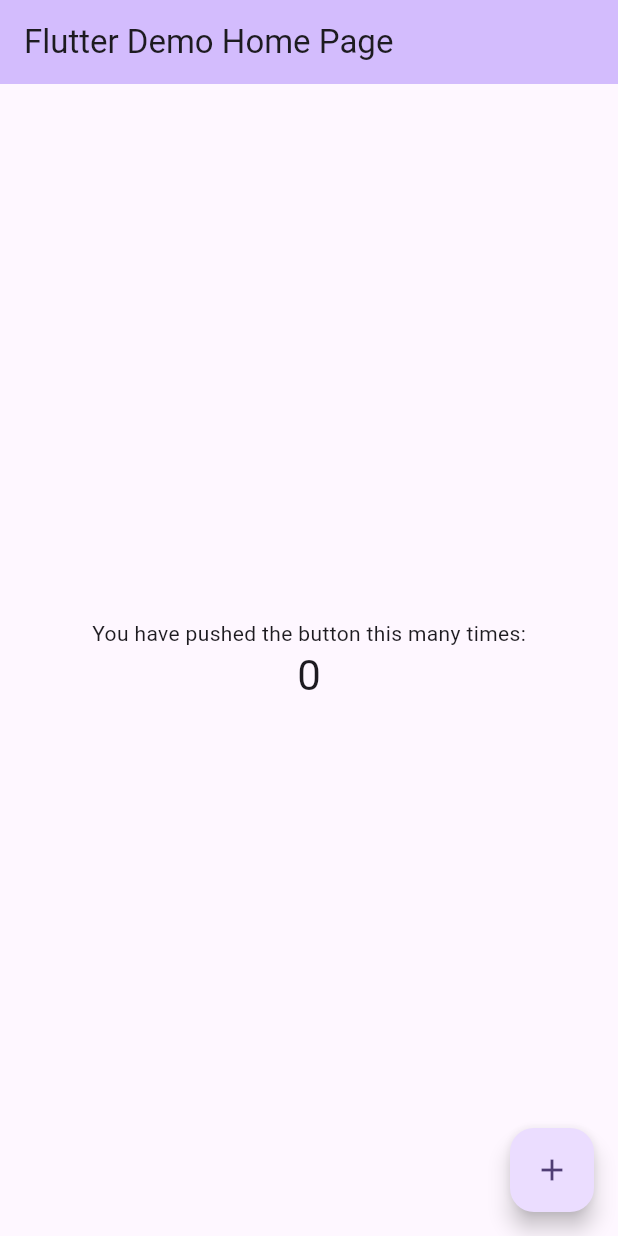
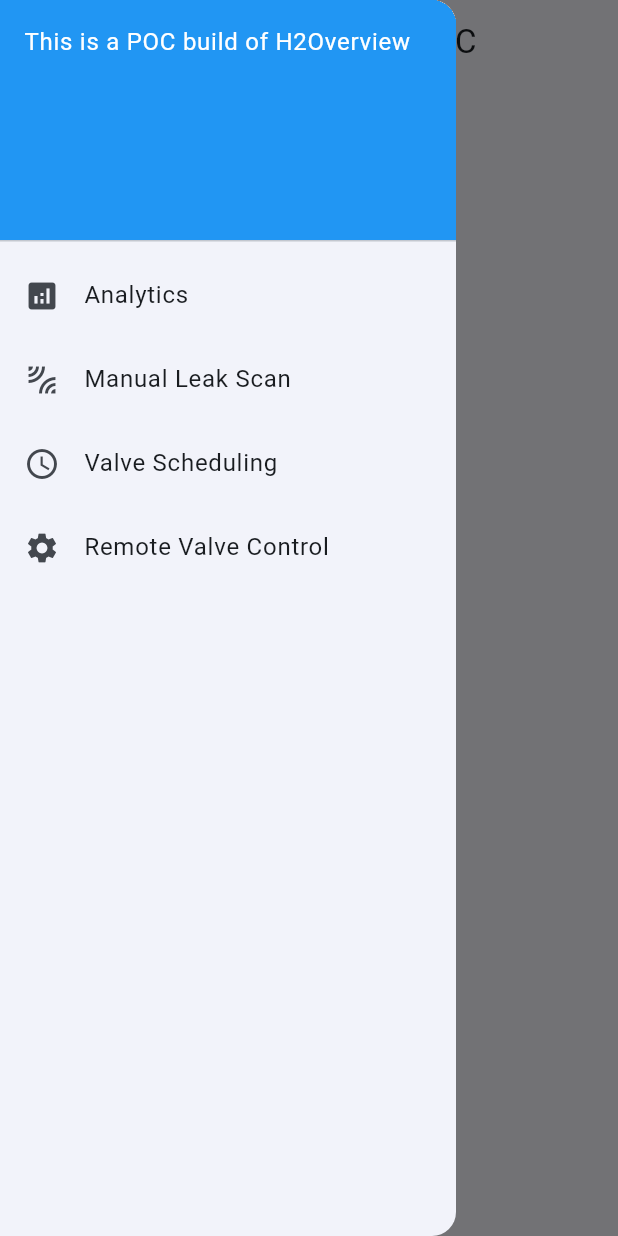
Before and after one commit to Qubits-01/h2overview-client, a Flutter app: the screen it shows after launch, with the side drawer open (before the commit the screen has no drawer), on a phone screen of 412 x 824 dp. Run offline on Flutter 3.47's test engine with Material 3 defaults, Android fonts, the phone set to English and light mode, and no system bars; our stand-ins replace firebase_core; accounts and stored records are empty.

Commit message:
dev: foundational feature set dir and UI/UX

```diff
--- /dev/null
+++ b/lib/features/analytics/analytics_screen.dart
@@ -0,0 +1,17 @@
+import 'package:flutter/material.dart';
+
+class AnalyticsScreen extends StatelessWidget {
+  const AnalyticsScreen({super.key});
+
+  @override
+  Widget build(BuildContext context) {
+    return Scaffold(
+      appBar: AppBar(
+        title: const Text('Analytics'),
+      ),
+      body: const Center(
+        child: Text('Analytics Screen'),
+      ),
+    );
+  }
+}
--- /dev/null
+++ b/lib/features/home_screen.dart
@@ -0,0 +1,75 @@
+import 'package:flutter/material.dart';
+import 'package:flutter/widgets.dart';
+
+import 'analytics/analytics_screen.dart';
+import 'manual_leak_scan/manual_leak_scan_screen.dart';
+import 'remote_valve_control/remote_valve_control_screen.dart';
+import 'valve_scheduling/valve_scheduling_screen.dart';
+
+class HomeScreen extends StatelessWidget {
+  const HomeScreen({super.key});
+
+  @override
+  Widget build(BuildContext context) {
+    return Scaffold(
+      appBar: AppBar(
+        title: const Text('H2Overview FE + BE POC'),
+      ),
+      drawer: Drawer(
+        child: ListView(
+          padding: EdgeInsets.zero,
+          children: <Widget>[
+            const DrawerHeader(
+              decoration: BoxDecoration(
+                color: Colors.blue,
+              ),
+              child: Text(
+                'This is a POC build of H2Overview',
+                style: TextStyle(color: Colors.white),
+              ),
+            ),
+            ListTile(
+              leading: const Icon(Icons.analytics),
+              title: const Text('Analytics'),
+              onTap: () {
+                Navigator.push(context, MaterialPageRoute(builder: (context) {
+                  return const AnalyticsScreen();
+                }));
+              },
+            ),
+            ListTile(
+              leading: const Icon(Icons.leak_add),
+              title: const Text('Manual Leak Scan'),
+              onTap: () {
+                Navigator.push(context, MaterialPageRoute(builder: (context) {
+                  return const ManualLeakScanScreen();
+                }));
+              },
+            ),
+            ListTile(
+              leading: const Icon(Icons.schedule),
+              title: const Text('Valve Scheduling'),
+              onTap: () {
+                Navigator.push(context, MaterialPageRoute(builder: (context) {
+                  return const ValveSchedulingScreen();
+                }));
+              },
+            ),
+            ListTile(
+              leading: const Icon(Icons.settings),
+              title: const Text('Remote Valve Control'),
+              onTap: () {
+                Navigator.push(context, MaterialPageRoute(builder: (context) {
+                  return const RemoteValveControlScreen();
+                }));
+              },
+            ),
+          ],
+        ),
+      ),
+      body: Center(
+        child: Text('Hello, World!'),
+      ),
+    );
+  }
+}
--- /dev/null
+++ b/lib/features/manual_leak_scan/manual_leak_scan_screen.dart
@@ -0,0 +1,17 @@
+import 'package:flutter/material.dart';
+
+class ManualLeakScanScreen extends StatelessWidget {
+  const ManualLeakScanScreen({super.key});
+
+  @override
+  Widget build(BuildContext context) {
+    return Scaffold(
+      appBar: AppBar(
+        title: const Text('Manual Leak Scan'),
+      ),
+      body: const Center(
+        child: Text('Manual Leak Scan Screen'),
+      ),
+    );
+  }
+}
--- /dev/null
+++ b/lib/features/remote_valve_control/remote_valve_control_screen.dart
@@ -0,0 +1,17 @@
+import 'package:flutter/material.dart';
+
+class RemoteValveControlScreen extends StatelessWidget {
+  const RemoteValveControlScreen({super.key});
+
+  @override
+  Widget build(BuildContext context) {
+    return Scaffold(
+      appBar: AppBar(
+        title: const Text('Remote Valve Control'),
+      ),
+      body: const Center(
+        child: Text('Remote Valve Control Screen'),
+      ),
+    );
+  }
+}
--- /dev/null
+++ b/lib/features/valve_scheduling/valve_scheduling_screen.dart
@@ -0,0 +1,17 @@
+import 'package:flutter/material.dart';
+
+class ValveSchedulingScreen extends StatelessWidget {
+  const ValveSchedulingScreen({super.key});
+
+  @override
+  Widget build(BuildContext context) {
+    return Scaffold(
+      appBar: AppBar(
+        title: const Text('Valve Scheduling'),
+      ),
+      body: const Center(
+        child: Text('Valve Scheduling Screen'),
+      ),
+    );
+  }
+}
--- a/lib/main.dart
+++ b/lib/main.dart
@@ -1,125 +1,28 @@
+import 'package:firebase_core/firebase_core.dart';
 import 'package:flutter/material.dart';
+import 'package:h2overview/firebase_options.dart';
 
-void main() {
-  runApp(const MyApp());
+import 'features/home_screen.dart';
+
+Future<void> main() async {
+  WidgetsFlutterBinding.ensureInitialized();
+  await Firebase.initializeApp(options: DefaultFirebaseOptions.currentPlatform);
+
+  runApp(const H2OverviewApp());
 }
 
-class MyApp extends StatelessWidget {
-  const MyApp({super.key});
+class H2OverviewApp extends StatelessWidget {
+  const H2OverviewApp({super.key});
 
-  // This widget is the root of your application.
   @override
   Widget build(BuildContext context) {
     return MaterialApp(
-      title: 'Flutter Demo',
+      title: 'H2Overview',
       theme: ThemeData(
-        // This is the theme of your application.
-        //
-        // TRY THIS: Try running your application with "flutter run". You'll see
-        // the application has a purple toolbar. Then, without quitting the app,
-        // try changing the seedColor in the colorScheme below to Colors.green
-        // and then invoke "hot reload" (save your changes or press the "hot
-        // reload" button in a Flutter-supported IDE, or press "r" if you used
-        // the command line to start the app).
-        //
-        // Notice that the counter didn't reset back to zero; the application
-        // state is not lost during the reload. To reset the state, use hot
-        // restart instead.
-        //
-        // This works for code too, not just values: Most code changes can be
-        // tested with just a hot reload.
-        colorScheme: ColorScheme.fromSeed(seedColor: Colors.deepPurple),
+        colorScheme: ColorScheme.fromSeed(seedColor: Colors.blue),
         useMaterial3: true,
       ),
-      home: const MyHomePage(title: 'Flutter Demo Home Page'),
+      home: const HomeScreen(),
     );
   }
 }
-
-class MyHomePage extends StatefulWidget {
-  const MyHomePage({super.key, required this.title});
-
-  // This widget is the home page of your application. It is stateful, meaning
-  // that it has a State object (defined below) that contains fields that affect
-  // how it looks.
-
-  // This class is the configuration for the state. It holds the values (in this
-  // case the title) provided by the parent (in this case the App widget) and
-  // used by the build method of the State. Fields in a Widget subclass are
-  // always marked "final".
-
-  final String title;
-
-  @override
-  State<MyHomePage> createState() => _MyHomePageState();
-}
-
-class _MyHomePageState extends State<MyHomePage> {
-  int _counter = 0;
-
-  void _incrementCounter() {
-    setState(() {
-      // This call to setState tells the Flutter framework that something has
-      // changed in this State, which causes it to rerun the build method below
-      // so that the display can reflect the updated values. If we changed
-      // _counter without calling setState(), then the build method would not be
-      // called again, and so nothing would appear to happen.
-      _counter++;
-    });
-  }
-
-  @override
-  Widget build(BuildContext context) {
-    // This method is rerun every time setState is called, for instance as done
-    // by the _incrementCounter method above.
-    //
-    // The Flutter framework has been optimized to make rerunning build methods
-    // fast, so that you can just rebuild anything that needs updating rather
-    // than having to individually change instances of widgets.
-    return Scaffold(
-      appBar: AppBar(
-        // TRY THIS: Try changing the color here to a specific color (to
-        // Colors.amber, perhaps?) and trigger a hot reload to see the AppBar
-        // change color while the other colors stay the same.
-        backgroundColor: Theme.of(context).colorScheme.inversePrimary,
-        // Here we take the value from the MyHomePage object that was created by
-        // the App.build method, and use it to set our appbar title.
-        title: Text(widget.title),
-      ),
-      body: Center(
-        // Center is a layout widget. It takes a single child and positions it
-        // in the middle of the parent.
-        child: Column(
-          // Column is also a layout widget. It takes a list of children and
-          // arranges them vertically. By default, it sizes itself to fit its
-          // children horizontally, and tries to be as tall as its parent.
-          //
-          // Column has various properties to control how it sizes itself and
-          // how it positions its children. Here we use mainAxisAlignment to
-          // center the children vertically; the main axis here is the vertical
-          // axis because Columns are vertical (the cross axis would be
-          // horizontal).
-          //
-          // TRY THIS: Invoke "debug painting" (choose the "Toggle Debug Paint"
-          // action in the IDE, or press "p" in the console), to see the
-          // wireframe for each widget.
-          mainAxisAlignment: MainAxisAlignment.center,
-          children: <Widget>[
-            const Text(
-              'You have pushed the button this many times:',
-            ),
-            Text(
-              '$_counter',
-              style: Theme.of(context).textTheme.headlineMedium,
-            ),
-          ],
-        ),
-      ),
-      floatingActionButton: FloatingActionButton(
-        onPressed: _incrementCounter,
-        tooltip: 'Increment',
-        child: const Icon(Icons.add),
-      ), // This trailing comma makes auto-formatting nicer for build methods.
-    );
-  }
-}
--- a/pubspec.yaml
+++ b/pubspec.yaml
@@ -42,6 +42,7 @@ dependencies:
   firebase_messaging: ^14.9.4
   firebase_storage: ^11.7.7
   firebase_database: ^10.5.7
+  fl_chart: ^0.68.0
 
 dev_dependencies:
   flutter_test:
```
Also changed, not shown: lib/firebase_options.dart, pubspec.lock.
